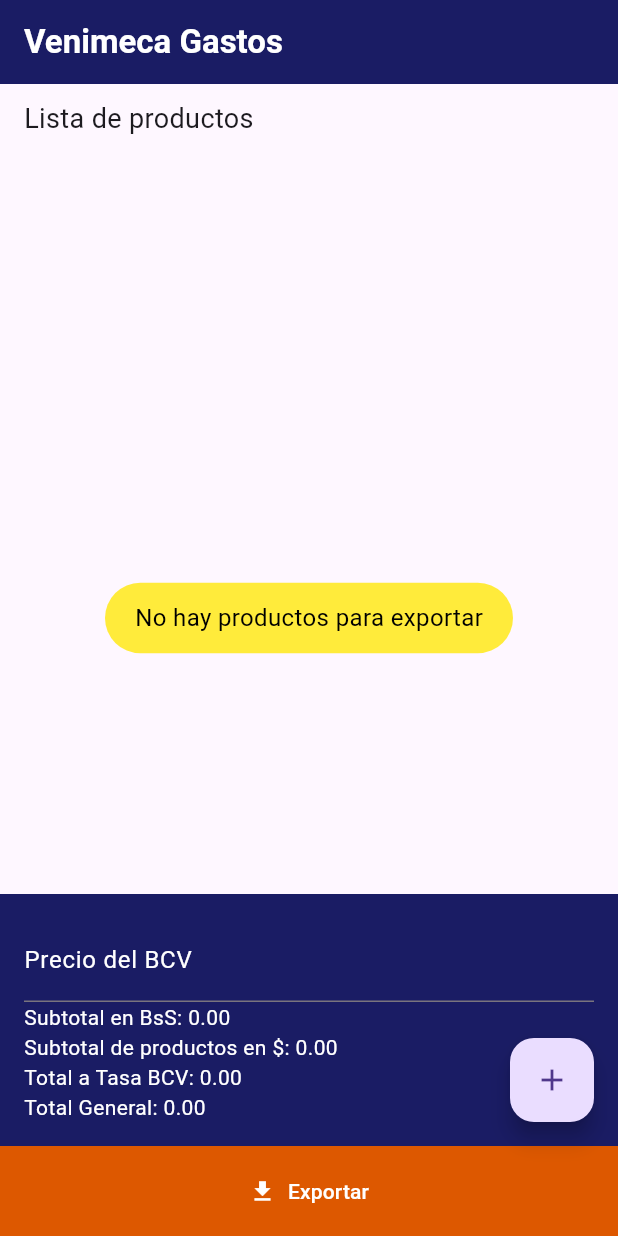
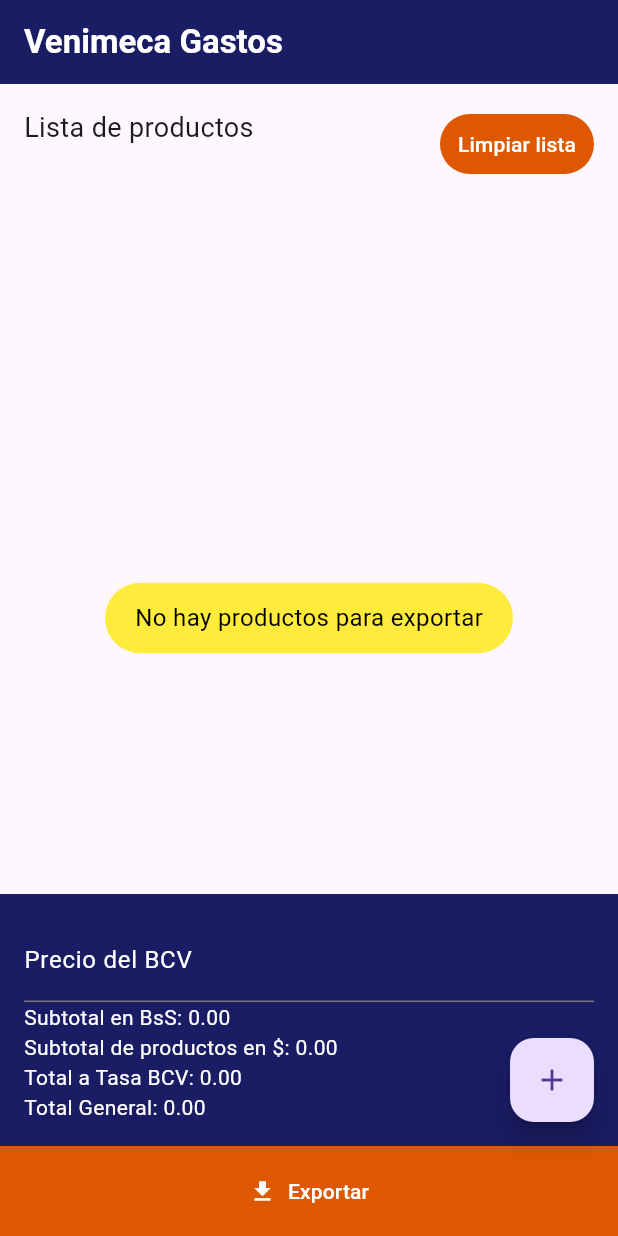
Before and after one commit to AntonioVilaV/generator-excel-with-products, a Flutter app: the screen it shows after launch, after a tap on "Exportar", on a phone screen of 412 x 824 dp. Run offline on Flutter 3.47's test engine with Material 3 defaults, Android fonts, the phone set to English and light mode, and no system bars; our stand-ins replace fluttertoast; missing offline and left inert: excel; Roboto replaces fonts that are missing (Arial).

Commit message:
clear input in add product, add button Limpiar list

```diff
--- a/app/lib/main.dart
+++ b/app/lib/main.dart
@@ -50,8 +50,7 @@ class _MyHomePageState extends State<MyHomePage> {
   late String currency = 'USD';
   bool cargaMasiva = false;
 
-  final TextEditingController _descriptionController =
-        TextEditingController();
+  final TextEditingController _descriptionController = TextEditingController();
   final TextEditingController _amountController = TextEditingController();
 
   void _exportToExcel() async {
@@ -77,6 +76,7 @@ class _MyHomePageState extends State<MyHomePage> {
         double total = product.amount;
         if (product.currency == 'BS') {
           total = product.amount / bcvPrice;
+          total = double.parse(total.toStringAsFixed(2));
         }
         sheet.appendRow([
           TextCellValue(product.description),
@@ -165,7 +165,7 @@ class _MyHomePageState extends State<MyHomePage> {
     setState(() {
       this.description = '';
       this.amount = 0.0;
-      this.currency = 'USD';
+      this.currency = currency;
     });
   }
 
@@ -276,6 +276,15 @@ class _MyHomePageState extends State<MyHomePage> {
     });
   }
 
+  void _clearProducts() {
+    setState(() {
+      products.clear();
+      totalUSD = 0.0;
+      totalGeneral = 0.0;
+    });
+
+  }
+
   void _recalculateTotals() {
     double subtotalBS = 0.0;
     double subtotalUSD = 0.0;
@@ -308,8 +317,6 @@ class _MyHomePageState extends State<MyHomePage> {
     double totalTasaBCV = bcvPrice != 0.0 ? subtotalBS / bcvPrice : 0.0;
     double totalGeneral = totalUSD + totalTasaBCV;
 
-
-
     return Scaffold(
       appBar: AppBar(
         backgroundColor: Color(0xFF1a1c64),
@@ -325,14 +332,25 @@ class _MyHomePageState extends State<MyHomePage> {
       body: Column(
         children: [
           Container(
-            padding: EdgeInsets.symmetric(vertical: 10),
+            padding: EdgeInsets.all(16),
             child: Row(
+              crossAxisAlignment: CrossAxisAlignment.start,
+              mainAxisAlignment: MainAxisAlignment.spaceBetween,
               children: [
-                const SizedBox(width: 16.0),
                 Text(
                   'Lista de productos',
                   style: TextStyle(
                     fontSize: 18.0,
+                  ),
+                ),
+                TextButton(
+                  child: Text('Limpiar lista'),
+                  onPressed: () {
+                    _clearProducts();
+                  },
+                  style: TextButton.styleFrom(
+                    backgroundColor: Color.fromARGB(255, 221, 88, 0),
+                    foregroundColor: Colors.white,
                   ),
                 ),
               ],
@@ -375,7 +393,6 @@ class _MyHomePageState extends State<MyHomePage> {
             ),
           ),
           Container(
-            //color: Colors.grey[200],
             color: Color(0xFF1a1c64),
             padding: EdgeInsets.all(16),
             child: Column(
@@ -517,7 +534,6 @@ class _MyHomePageState extends State<MyHomePage> {
                   shape: RoundedRectangleBorder(
                     borderRadius: BorderRadius.zero,
                   ),
-                  //backgroundColor: Color(0xFF1a1c64),
                   backgroundColor: Color.fromARGB(255, 221, 88, 0),
                   foregroundColor: Colors.white,
                   padding: const EdgeInsets.symmetric(
```
